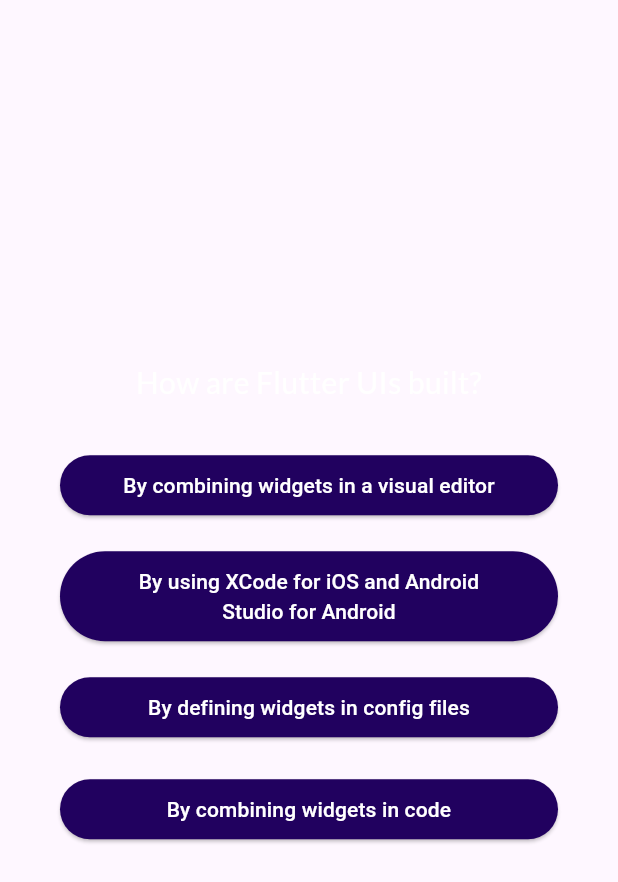
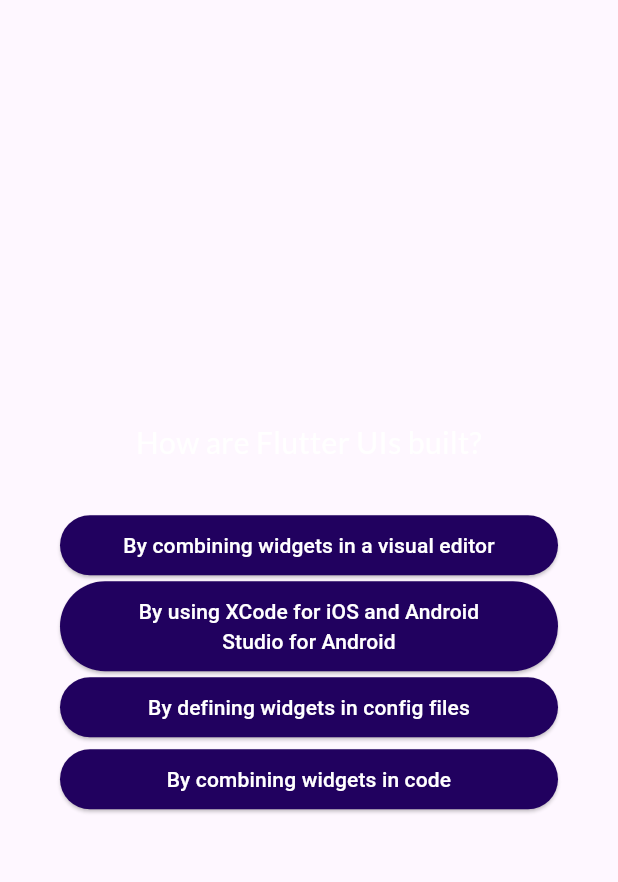
Before and after one commit to AyanaaK/quiz, a Flutter app: the QuestionsScreen widget shown alone on an empty page, opened directly with empty values, after a tap on "Components", on a phone screen of 412 x 824 dp. Shown: the top 882 px of the screen. Run offline on Flutter 3.47's test engine with Material 3 defaults, Android fonts, the phone set to English and light mode, and no system bars; our stand-ins replace google_fonts.

Commit message:
created widgets in questions_screen

```diff
--- a/lib/questions_screen.dart
+++ b/lib/questions_screen.dart
@@ -5,9 +5,12 @@ import 'package:google_fonts/google_fonts.dart';
 
 
 class QuestionsScreen extends StatefulWidget {
-  final void Function() onQuizComplete; // Callback for when the quiz finishes
+  const QuestionsScreen({
+    super.key,
+    required this.onSelectAnswer,
+  });
 
-  const QuestionsScreen({super.key, required this.onQuizComplete});
+  final void Function(String answer) onSelectAnswer;
 
   @override
   State<QuestionsScreen> createState() {
@@ -18,14 +21,11 @@ class QuestionsScreen extends StatefulWidget {
 class _QuestionsScreenState extends State<QuestionsScreen> {
   var currentQuestionIndex = 0;
 
-  void answerQuestion() {
-    setState(() {
-      if (currentQuestionIndex < questions.length - 1) {
+  void answerQuestion(String onSelectAnswer) {
+      widget.onSelectAnswer('...');
+      setState(() {
         currentQuestionIndex++;
-      } else {
-        widget.onQuizComplete(); // Call the callback when quiz finishes
-      }
-    });
+      });
   }
 
   @override
@@ -51,11 +51,13 @@ class _QuestionsScreenState extends State<QuestionsScreen> {
             const SizedBox(height: 30), // Space between question and answers
             // Add more space between each answer option
             ...currentQuestion.getShuffledAnswers().map((answer) {
-              return Padding(
-                padding: const EdgeInsets.only(bottom: 20), // Add space between answer buttons
-                child: AnswerButton(answerText: answer, onTap: answerQuestion),
+              return AnswerButton(
+                answerText: answer,
+                onTap:(){
+                  answerQuestion(answer);
+                },
               );
-            }).toList(),
+            })
           ],
         ),
       ),
```
